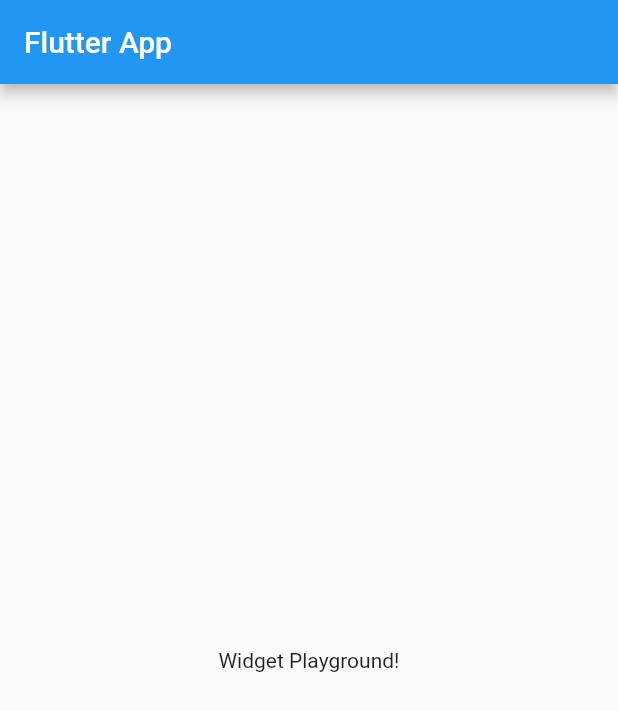
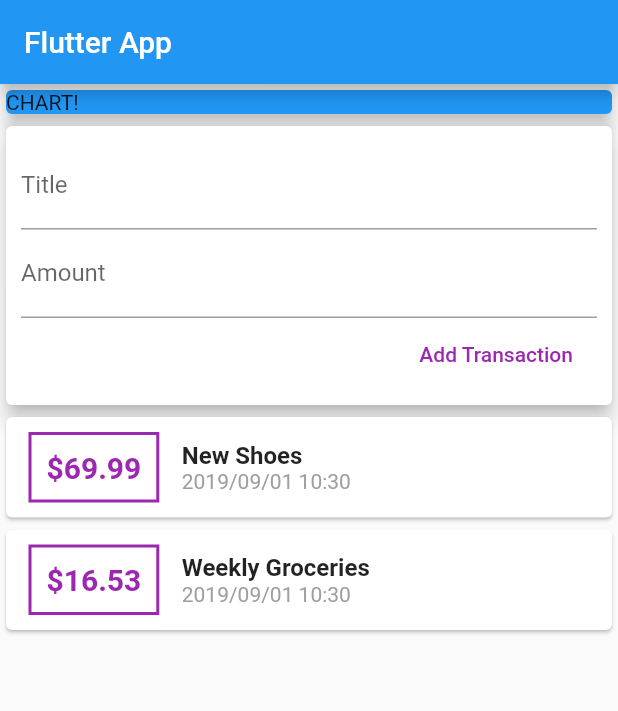
Before and after one commit to goki0524/kakeibo, a Flutter app: the screen it shows after launch, on a phone screen of 412 x 824 dp. Shown: the top 711 px of the screen. Run offline on Flutter 3.47's test engine with Material 2 defaults, Android fonts, the phone set to English and light mode, and no system bars.

Commit message:
finish 85

```diff
--- a/lib/main.dart
+++ b/lib/main.dart
@@ -1,4 +1,5 @@
 import 'package:flutter/material.dart';
+import './widgets/user_transaction.dart';
 
 void main() => runApp(MyApp());
 
@@ -13,14 +14,31 @@ class MyApp extends StatelessWidget {
 }
 
 class MyHomePage extends StatelessWidget {
+  // String titleInput;
+  // String amountInput;
+  final titleController = TextEditingController();
+  final amountController = TextEditingController();
+
   @override
   Widget build(BuildContext context) {
     return Scaffold(
       appBar: AppBar(
         title: Text('Flutter App'),
       ),
-      body: Center(
-        child: Text('Widget Playground!'),
+      body: Column(
+        // mainAxisAlignment: MainAxisAlignment.start,
+        crossAxisAlignment: CrossAxisAlignment.stretch,
+        children: <Widget>[
+          Container(
+            width: double.infinity,
+            child: Card(
+              color: Colors.blue,
+              child: Text('CHART!'),
+              elevation: 5,
+            ),
+          ),
+          UserTransactions()
+        ],
       ),
     );
   }
--- /dev/null
+++ b/lib/models/transaction.dart
@@ -0,0 +1,15 @@
+import 'package:flutter/foundation.dart';
+
+class Transaction {
+  final String id;
+  final String title;
+  final double amount;
+  final DateTime date;
+
+  Transaction({
+    @required this.id,
+    @required this.title,
+    @required this.amount,
+    @required this.date,
+  });
+}
--- /dev/null
+++ b/lib/widgets/new_transaction.dart
@@ -0,0 +1,44 @@
+import 'package:flutter/material.dart';
+
+class NewTransaction extends StatelessWidget {
+  final Function addTx;
+  final titleController = TextEditingController();
+  final amountController = TextEditingController();
+
+  NewTransaction(this.addTx);
+
+  @override
+  Widget build(BuildContext context) {
+    return Card(
+      elevation: 5,
+      child: Container(
+        padding: EdgeInsets.all(10),
+        child: Column(
+          crossAxisAlignment: CrossAxisAlignment.end,
+          children: <Widget>[
+            TextField(
+              decoration: InputDecoration(labelText: 'Title'),
+              controller: titleController,
+              // onChanged: (val) => titleInput = val,
+            ),
+            TextField(
+              decoration: InputDecoration(labelText: 'Amount'),
+              controller: amountController,
+              // onChanged: (val) => amountInput = val,
+            ),
+            FlatButton(
+              child: Text('Add Transaction'),
+              textColor: Colors.purple,
+              onPressed: () {
+                addTx(
+                  titleController.text,
+                  double.parse(amountController.text),
+                );
+              },
+            ),
+          ],
+        ),
+      ),
+    );
+  }
+}
--- /dev/null
+++ b/lib/widgets/transaction_list.dart
@@ -0,0 +1,62 @@
+import 'package:flutter/material.dart';
+import '../models/transaction.dart';
+import 'package:intl/intl.dart';
+
+class TransactionList extends StatelessWidget {
+  final List<Transaction> transactions;
+
+  TransactionList(this.transactions);
+
+  @override
+  Widget build(BuildContext context) {
+    return Column(
+      children: transactions.map((tx) {
+        return Card(
+          child: Row(
+            children: <Widget>[
+              Container(
+                margin: EdgeInsets.symmetric(
+                  vertical: 10,
+                  horizontal: 15,
+                ),
+                decoration: BoxDecoration(
+                  border: Border.all(
+                    color: Colors.purple,
+                    width: 2,
+                  ),
+                ),
+                padding: EdgeInsets.all(10),
+                child: Text(
+                  '\$${tx.amount}',
+                  style: TextStyle(
+                    fontWeight: FontWeight.bold,
+                    fontSize: 20,
+                    color: Colors.purple,
+                  ),
+                ),
+              ),
+              Column(
+                crossAxisAlignment: CrossAxisAlignment.start,
+                children: <Widget>[
+                  Text(
+                    tx.title,
+                    style: TextStyle(
+                      fontSize: 16,
+                      fontWeight: FontWeight.bold,
+                    ),
+                  ),
+                  Text(
+                    DateFormat('yyyy/MM/dd hh:mm').format(tx.date),
+                    style: TextStyle(
+                      color: Colors.grey,
+                    ),
+                  ),
+                ],
+              ),
+            ],
+          ),
+        );
+      }).toList(),
+    );
+  }
+}
--- /dev/null
+++ b/lib/widgets/user_transaction.dart
@@ -0,0 +1,48 @@
+import 'package:flutter/material.dart';
+import './new_transaction.dart';
+import './transaction_list.dart';
+import '../models/transaction.dart';
+
+class UserTransactions extends StatefulWidget {
+  @override
+  _UserTransactionsState createState() => _UserTransactionsState();
+}
+
+class _UserTransactionsState extends State<UserTransactions> {
+  final List<Transaction> _userTransactions = [
+    Transaction(
+      id: 't1',
+      title: 'New Shoes',
+      amount: 69.99,
+      date: DateTime.now(),
+    ),
+    Transaction(
+      id: 't2',
+      title: 'Weekly Groceries',
+      amount: 16.53,
+      date: DateTime.now(),
+    ),
+  ];
+
+  void _addNewTransaction(String txTitle, double txAmount) {
+    final newTx = Transaction(
+      title: txTitle,
+      amount: txAmount,
+      date: DateTime.now(),
+      id: DateTime.now().toString(),
+    );
+    setState(() {
+      _userTransactions.add(newTx);
+    });
+  }
+
+  @override
+  Widget build(BuildContext context) {
+    return Column(
+      children: <Widget>[
+        NewTransaction(_addNewTransaction),
+        TransactionList(_userTransactions),
+      ],
+    );
+  }
+}
--- a/pubspec.yaml
+++ b/pubspec.yaml
@@ -19,6 +19,7 @@ environment:
 dependencies:
   flutter:
     sdk: flutter
+  intl: ^0.16.0
 
   # The following adds the Cupertino Icons font to your application.
   # Use with the CupertinoIcons class for iOS style icons.
```
Also changed, not shown: pubspec.lock.
